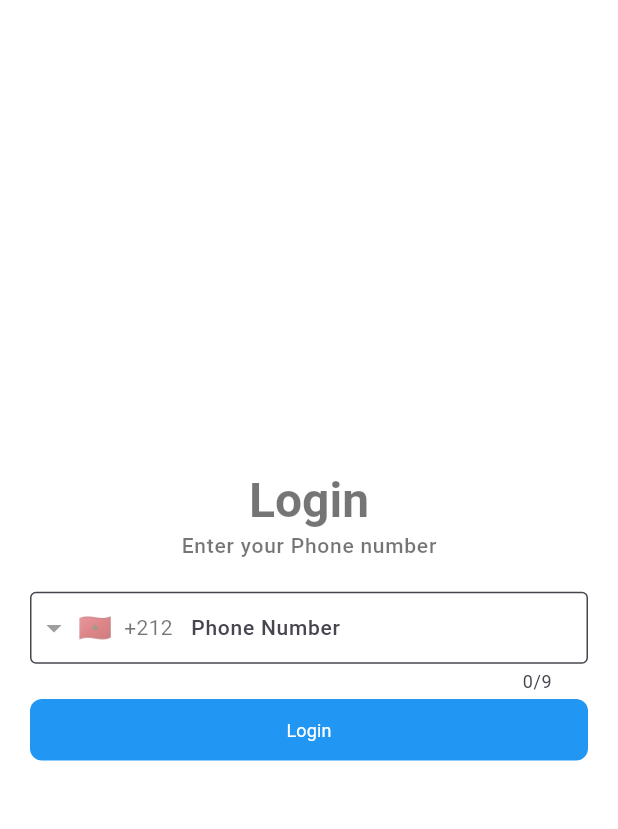
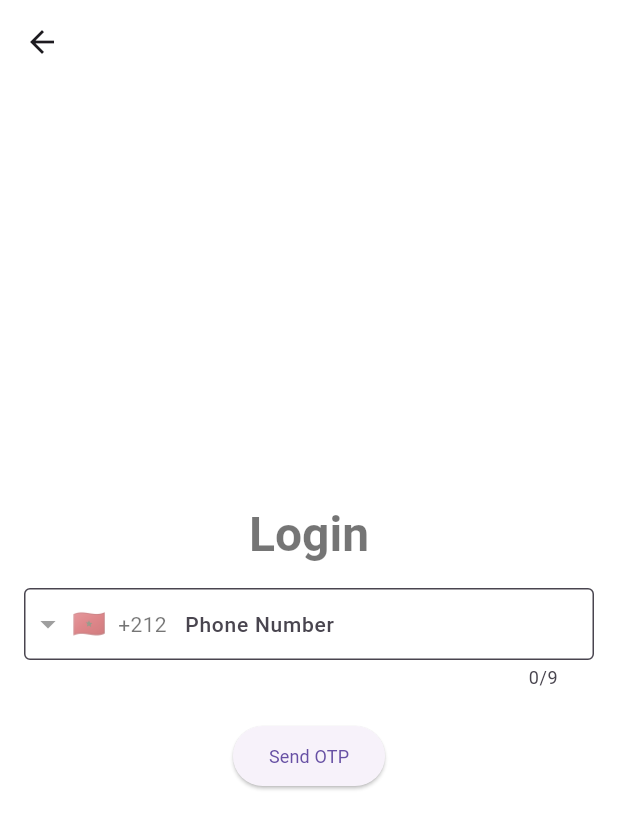
Before and after one commit to alielguermai/appointement-phone-app, a Flutter app: the LoginView screen opened directly, on a phone screen of 412 x 824 dp. Shown: the top 829 px of the screen. Run offline on Flutter 3.47's test engine with Material 3 defaults, Android fonts, the light colour scheme and no system bars; drawn by our look-alikes of intl_phone_field; our stand-ins replace cloud_firestore, firebase_auth, firebase_core, flutter_contacts, flutter_local_notifications, flutter_timezone and 3 more; missing offline and left inert: call_log; accounts and stored records are empty.

Commit message:
fixed the login function and make appointment

```diff
--- a/lib/config/routes/routes.dart
+++ b/lib/config/routes/routes.dart
@@ -4,4 +4,5 @@ class AppRoutes {
   static const String homePageRoute = '/homepage';
   static const String otpPageRoute = '/OTP';
   static const String newAppointment ='/appointment/new';
+  static const String settings = '/settings';
 }
--- a/lib/core/widgets/table_calendar.dart
+++ b/lib/core/widgets/table_calendar.dart
@@ -9,7 +9,7 @@ class MyTableCalendar extends StatefulWidget {
 }
 
 class _MyTableCalendarState extends State<MyTableCalendar> {
-  DateTime _focusedDay = DateTime(2024, 11, 1);
+  DateTime _focusedDay = DateTime.now();
   DateTime? _selectedDay;
 
   @override
--- a/lib/features/auth/views/login_view.dart
+++ b/lib/features/auth/views/login_view.dart
@@ -1,129 +1,151 @@
 import 'package:appointement_phone_app/config/routes/routes.dart';
+import 'package:appointement_phone_app/theme/theme.dart';
+import 'package:firebase_auth/firebase_auth.dart';
 import 'package:flutter/material.dart';
 import 'package:intl_phone_field/intl_phone_field.dart';
-import 'package:firebase_auth/firebase_auth.dart';
 
 class LoginView extends StatefulWidget {
-  const LoginView({super.key});
-
   @override
-  State<LoginView> createState() => _LoginViewState();
+  _LoginViewState createState() => _LoginViewState();
 }
 
 class _LoginViewState extends State<LoginView> {
-  String? phoneNumber;
-  String? countryCode;
-  String? errorMessage;
-  late FirebaseAuth _auth;
-  late String _verificationId;
+  final FirebaseAuth _auth = FirebaseAuth.instance;
+  final TextEditingController _otpController = TextEditingController();
 
-  @override
-  void initState() {
-    super.initState();
-    _auth = FirebaseAuth.instance;
-  }
+  String _verificationId = '';
+  bool _isCodeSent = false;
+  bool _isLoading = false;
+  String _phoneNumber = '';
 
+  Future<void> _verifyPhoneNumber() async {
+    setState(() {
+      _isLoading = true;
+    });
 
-  void _verifyPhone() async {
-    if (phoneNumber == null || phoneNumber!.isEmpty) {
-      setState(() {
-        errorMessage = 'Phone number is required';
-      });
-      return;
-    }
-
-    if (countryCode == null) {
-      setState(() {
-        errorMessage = 'Country code is required';
-      });
-      return;
-    }
-
-    final fullPhoneNumber = '$countryCode$phoneNumber';
     try {
       await _auth.verifyPhoneNumber(
-        phoneNumber: fullPhoneNumber,
+        phoneNumber: _phoneNumber,
         verificationCompleted: (PhoneAuthCredential credential) async {
           await _auth.signInWithCredential(credential);
-          print("The verfication code is send");
-          Navigator.of(context).pushNamed(AppRoutes.homePageRoute);
+          setState(() {
+            _isLoading = false;
+          });
+          _showSnackBar('Auto-login successful!');
         },
         verificationFailed: (FirebaseAuthException e) {
           setState(() {
-            errorMessage = 'Verification failed. Please try again.';
+            _isLoading = false;
           });
+          _showSnackBar('Verification failed: ${e.message}');
         },
         codeSent: (String verificationId, int? resendToken) {
           setState(() {
             _verificationId = verificationId;
+            _isCodeSent = true;
+            _isLoading = false;
           });
-          Navigator.of(context).pushNamed(AppRoutes.otpPageRoute);
+          _showSnackBar('OTP sent to $_phoneNumber');
         },
         codeAutoRetrievalTimeout: (String verificationId) {
           setState(() {
-            errorMessage = 'Timeout occurred. Please try again.';
+            _verificationId = verificationId;
+            _isLoading = false;
           });
         },
       );
     } catch (e) {
       setState(() {
-        errorMessage = 'Error: ${e.toString()}';
+        _isLoading = false;
       });
+      _showSnackBar('Error: $e');
     }
   }
 
+  Future<void> _verifyOTP() async {
+    setState(() {
+      _isLoading = true;
+    });
+
+    try {
+      PhoneAuthCredential credential = PhoneAuthProvider.credential(
+        verificationId: _verificationId,
+        smsCode: _otpController.text,
+      );
+
+      await _auth.signInWithCredential(credential);
+      setState(() {
+        _isLoading = false;
+      });
+      _showSnackBar('Login successful!');
+      Navigator.of(context).pushNamed(AppRoutes.homePageRoute);
+    } catch (e) {
+      setState(() {
+        _isLoading = false;
+      });
+      _showSnackBar('Error verifying OTP: $e');
+    }
+  }
+
+  void _showSnackBar(String message) {
+    ScaffoldMessenger.of(context).showSnackBar(
+      SnackBar(content: Text(message)),
+    );
+  }
 
   @override
   Widget build(BuildContext context) {
     return Scaffold(
+      appBar: AppBar(
+        backgroundColor: TAppTheme.lightTheme.scaffoldBackgroundColor,
+      ),
       body: Center(
-        child: Container(
-          margin: EdgeInsets.all(20),
         child: Column(
           mainAxisAlignment: MainAxisAlignment.center,
           crossAxisAlignment: CrossAxisAlignment.center,
           children: [
-              Text(
-                'Login',
-                style: Theme.of(context).textTheme.headlineLarge,
-              ),
-              Text(
-                'Enter your Phone number',
-                style: Theme.of(context).textTheme.bodyLarge,
-              ),
-              SizedBox(height: 20),
+            Text('Login', style: Theme.of(context).textTheme.headlineLarge),
+            Padding(
+              padding: const EdgeInsets.all(16.0),
+              child: Column(
+                mainAxisAlignment: MainAxisAlignment.center,
+                children: [
+                  if (!_isCodeSent)
                     IntlPhoneField(
                       decoration: InputDecoration(
                         labelText: 'Phone Number',
-                  border: OutlineInputBorder(
-                    borderSide: BorderSide(),
+                        border: OutlineInputBorder(),
                       ),
-                ),
-                initialCountryCode: 'MA',
+                      initialCountryCode: 'MA', // Default country code
                       onChanged: (phone) {
-                  phoneNumber = phone.number;
-                  countryCode = phone.countryCode;
+                        // Get the complete phone number with country code
+                        _phoneNumber = phone.completeNumber;
                       },
                     ),
-              if (errorMessage != null)
-                Padding(
-                  padding: const EdgeInsets.only(top: 8.0),
-                  child: Text(
-                    errorMessage!,
-                    style: TextStyle(color: Colors.red),
+                  if (_isCodeSent)
+                    TextField(
+                      controller: _otpController,
+                      decoration: InputDecoration(
+                        labelText: 'OTP',
+                        hintText: 'Enter OTP',
+                        border: OutlineInputBorder(),
                       ),
+                      keyboardType: TextInputType.number,
                     ),
-              Container(
-                width: double.infinity,
-                child: TextButton(
-                  onPressed: _verifyPhone,
-                  child: Text('Login'),
+                  SizedBox(height: 20),
+                  if (_isLoading)
+                    CircularProgressIndicator()
+                  else
+                    ElevatedButton(
+                      onPressed: _isCodeSent ? _verifyOTP : _verifyPhoneNumber,
+                      child: Text(_isCodeSent ? 'Verify OTP' : 'Send OTP'),
+                    ),
+                ],
               ),
             )
           ],
         ),
       ),
-      ),
     );
   }
 }
--- a/pubspec.yaml
+++ b/pubspec.yaml
@@ -16,7 +16,6 @@ dependencies:
 
   cupertino_icons: ^1.0.8
   table_calendar: ^3.0.9
-
   permission_handler: ^11.3.1
   flutter_contacts: ^1.1.9+2
   intl_phone_field: ^3.2.0
@@ -24,6 +23,9 @@ dependencies:
   firebase_auth: ^5.4.1
   url_launcher: ^6.3.1
   cloud_firestore: ^5.6.2
+  timezone: ^0.10.0
+  flutter_local_notifications: ^18.0.1
+  flutter_timezone: ^4.0.0
 
 
 dev_dependencies:
```
Also changed, not shown: lib/config/routes/auth_wrapper.dart (added, +31 -0 lines), lib/config/routes/router.dart (+37 -12 lines), lib/features/appointments/views/appointments.dart (+11 -2 lines), lib/features/auth/views/logout.dart (added, +35 -0 lines), lib/features/auth/views/profile_view.dart (+18 -1 lines), lib/features/reminder/views/reminder_view.dart (+81 -1 lines), lib/features/reminder/widgets/noti_service.dart (added, +138 -0 lines), lib/features/settings/views/settings_view.dart (added, +22 -0 lines), lib/main.dart (+5 -2 lines), pubspec.lock, 7 other files. Lines whose indentation alone changed are shown as unchanged.
